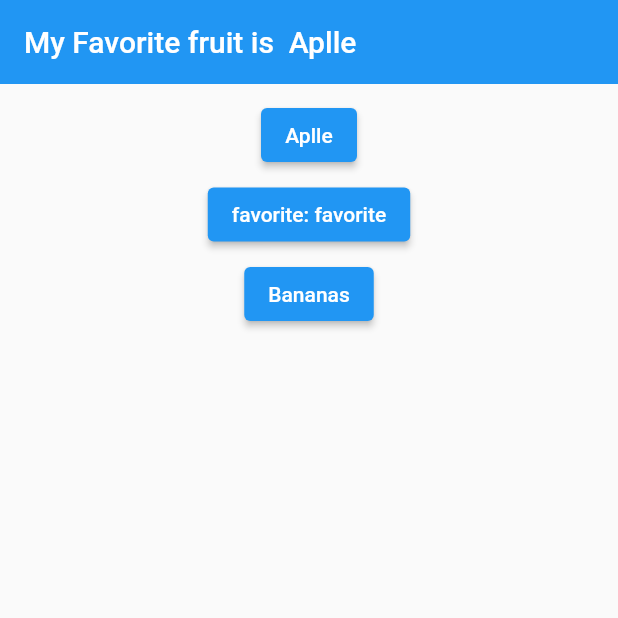
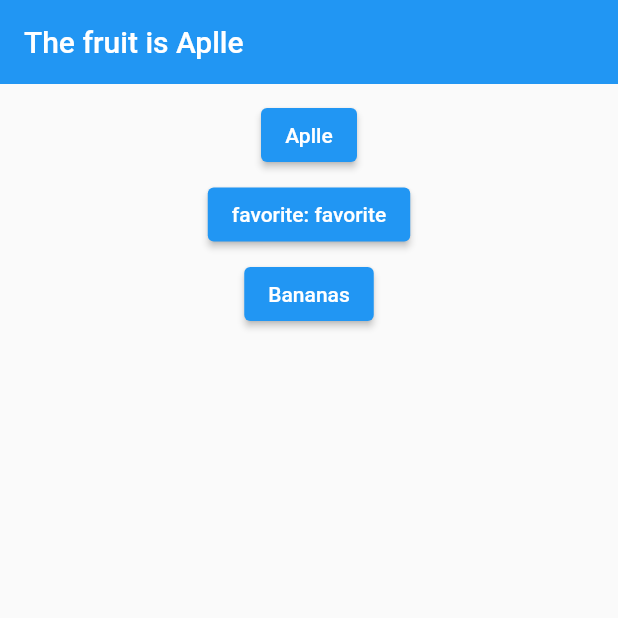
Before and after one commit to wmorales0207/testinggetx, a Flutter app: the screen it shows after launch, after a tap on "Aplle", on a phone screen of 412 x 824 dp, the top half of it. Run offline on Flutter 3.47's test engine with Material 2 defaults, Android fonts, the light colour scheme and no system bars; our stand-ins replace get.

Commit message:
Using GEX OBS

```diff
--- a/lib/main.dart
+++ b/lib/main.dart
@@ -5,7 +5,7 @@ void main() => runApp(GetXApp());
 
 class GetXApp extends StatelessWidget {
   //final Favorite favorite = Get.put(
-    //  Favorite()); // aca se hace la injeccion de dependendencia de la clase que sera usada para mover la informacion (favorite).
+  //  Favorite()); // aca se hace la injeccion de dependendencia de la clase que sera usada para mover la informacion (favorite).
   /**  Como esta es la unica clase que tendra el GETX , se puede quitar y se resolvera el problema con la linea en el unit
        * del GetBuilder
        */
@@ -16,11 +16,12 @@ class GetXApp extends StatelessWidget {
       home: Scaffold(
         appBar: AppBar(
           elevation: 0,
-          title: GetBuilder<Favorite>(
-            init: Favorite(),// esta linea se sustituyo por final Favorite favorite = Get.put(   ya
-            builder: (_) => Text(
-                'My Favorite fruit is  ${_.fruit}'), //// aca se muestra la modificacion, se mustra el resultado de la clic del botton
-          ),
+          title: GetX<Favorite>(
+              init: Favorite(),
+              builder: (_) => Text(
+                  'The fruit is ${_.fruit.value.name}') // de esta manera se hace referencia al dato que viene de
+
+              ),
         ),
         body: Center(
           child: Column(
@@ -69,11 +70,39 @@ class FruitButton extends StatelessWidget {
 
 class Favorite extends GetxController {
   // esta es la clase de la que se hereda para iimplementar GetX
-  String fruit = 'unknow';
+  final fruit = Fruit().obs; //
 
   changeFruit(String newFruit) {
-    this.fruit = newFruit;
-
-    update(); // este metodo redibuja cada vez que se llama
+    fruit.update((thisfruit) {
+      thisfruit!.name = newFruit;
+    });
   }
 }
+
+/**Para implementar un OSB un obs es necesario la creacion de un clase o modelo   mueva la informacion , especie de DTO
+ * en la clase favorite que es quien tiene la logica que se implementa el OBS*(observer) que es el objeto que trnasportara la informacion. y
+ * por otro lado se implementa wel GetX que captura y muentra la inforacion osea el resultado la logica
+ *
+ * Por lo que entiendo exisen 3 Objetos u operaciones que permiten la injeccion de dependencia o el uso de GETX
+ *
+ * Uses a callback to update [value] internally, similar to [refresh], but provides the current value
+ * as the argument. Makes sense for custom Rx types (like Models).
+ *
+ * 1 - Una clase modelo que contenga la info que se va a mover
+ * 2 Una clase que instenacie esa clase modelo o asigne de la siguente forma final fruit = Fruit().obs , se hace la llamada
+ * al update fruit.update((thisfruit) {
+      thisfruit!.name = newFruit;
+    })
+    y el valor de la clase modeloo se actualiza
+
+ * 3-  en el lugar donde se dese mostra el resultado se hace la llamdad de la siguente manera
+ * GetX<Favorite>(
+              init: Favorite(),
+              builder: (_) => Text(
+                  'The fruit is ${_.fruit.value.name}')
+                  usando el value.Propiedad de la clase modelo.. que es donde esta el dato actualizado
+*/
+class Fruit {
+  String name;
+  Fruit({this.name = 'Unknow'});
+}
```
